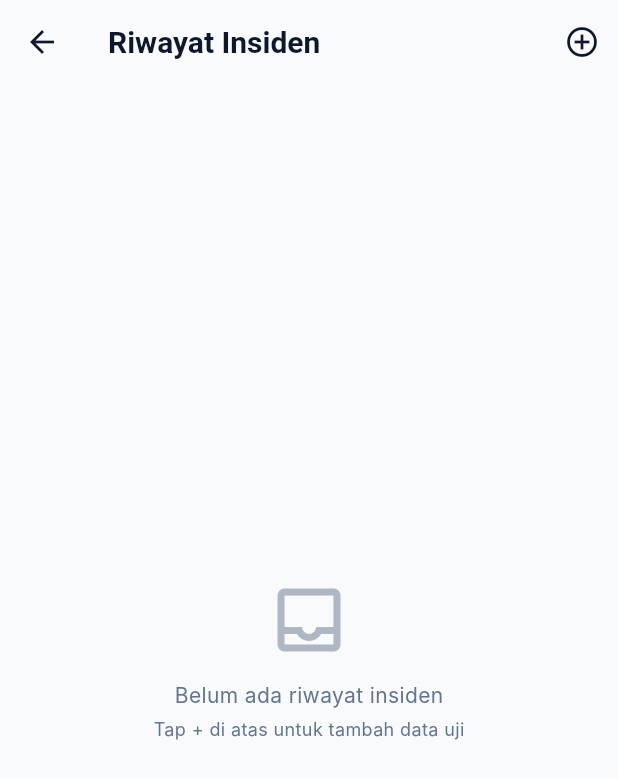
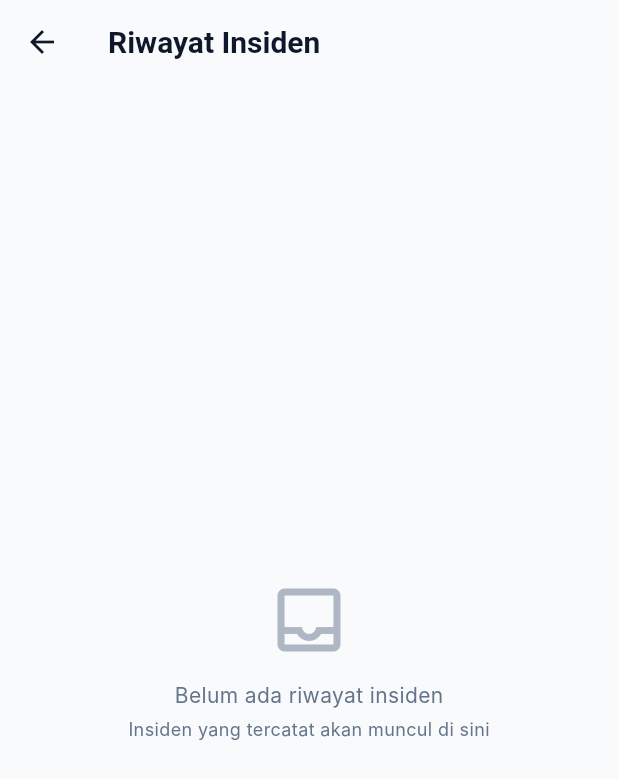
Before and after one commit to Jonatan345/Personal-Safety-SOS-Companion, a Flutter app: the HistoryScreen screen opened by its route, on a phone screen of 412 x 824 dp. Shown: the top 779 px of the screen. Run offline on Flutter 3.47's test engine with Material 3 defaults, Android fonts, the phone set to English and light mode, and no system bars; our stand-ins replace flutter_riverpod, hive, hive_flutter; accounts and stored records are empty; Roboto replaces fonts that are missing (Inter).

Commit message:
Remove dummy incident addition from HistoryScreen
Removed the dummy incident addition feature from the HistoryScreen.

```diff
--- a/lib/screens/history_screen.dart
+++ b/lib/screens/history_screen.dart
@@ -10,17 +10,6 @@ import '../notifiers/incident_notifier.dart';
 /// Reads/writes through incidentNotifierProvider (Riverpod -> Repository -> Hive box).
 class HistoryScreen extends ConsumerWidget {
   const HistoryScreen({super.key});
-
-  Future<void> _addDummyIncident(WidgetRef ref) async {
-    final incident = Incident(
-      id: DateTime.now().millisecondsSinceEpoch.toString(),
-      timestamp: DateTime.now(),
-      latitude: -6.2088,
-      longitude: 106.8456,
-      status: 'sent',
-    );
-    await ref.read(incidentNotifierProvider.notifier).addIncident(incident);
-  }
 
   Future<void> _toggleStatus(WidgetRef ref, Incident item) async {
     final newStatus = item.status == 'sent' ? 'cancelled' : 'sent';
@@ -36,15 +25,7 @@ class HistoryScreen extends ConsumerWidget {
     final data = ref.watch(incidentNotifierProvider);
 
     return Scaffold(
-      appBar: AppBar(
-        title: const Text('Riwayat Insiden'),
-        actions: [
-          IconButton(
-            icon: const Icon(Icons.add_circle_outline),
-            onPressed: () => _addDummyIncident(ref),
-          ),
-        ],
-      ),
+      appBar: AppBar(title: const Text('Riwayat Insiden')),
       body: SafeArea(
         child: data.isEmpty
             ? const _EmptyState()
@@ -133,7 +114,7 @@ class _EmptyState extends StatelessWidget {
           const SizedBox(height: 12),
           const Text('Belum ada riwayat insiden', style: TextStyle(color: AppColors.textSecondary)),
           const SizedBox(height: 4),
-          const Text('Tap + di atas untuk tambah data uji',
+          const Text('Insiden yang tercatat akan muncul di sini',
               style: TextStyle(color: AppColors.textSecondary, fontSize: 12)),
         ],
       ),
```
